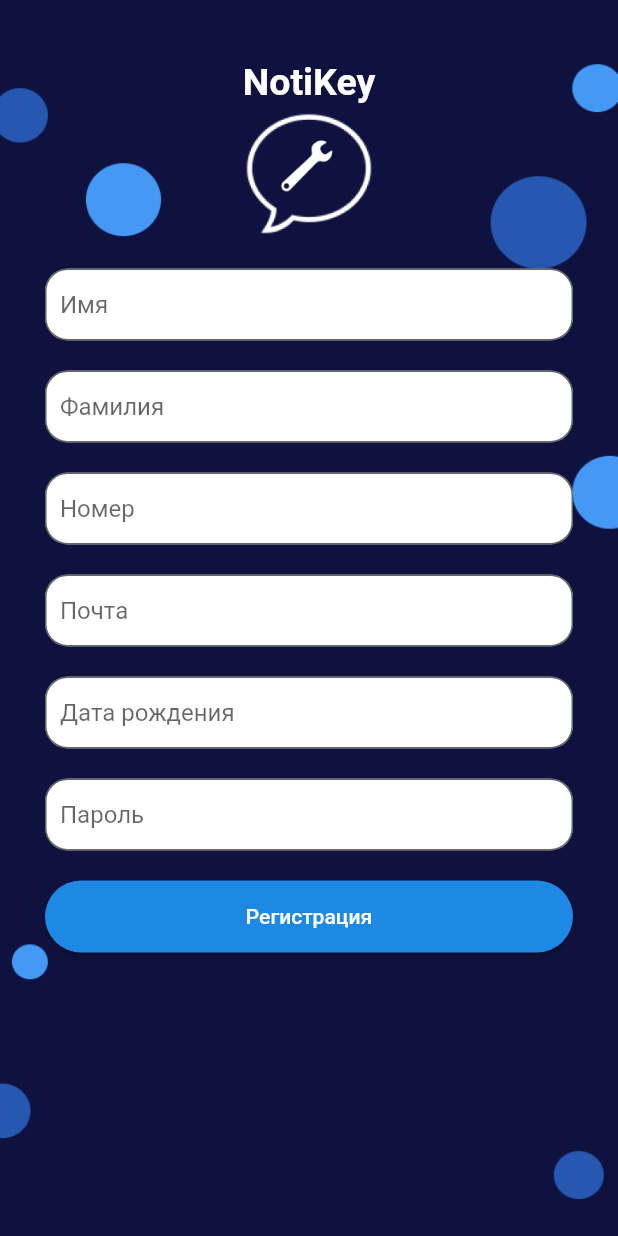
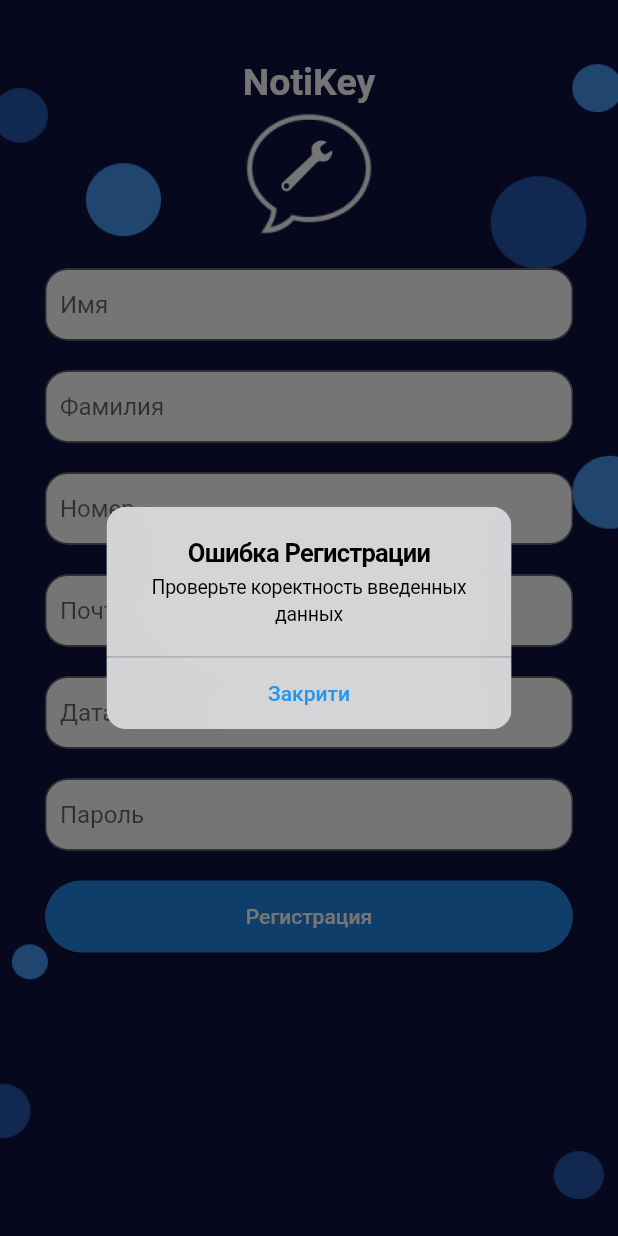
Before and after one commit to Arthurysh/NotiKey-Mobile, a Flutter app: the Registration screen opened directly, after a tap on "Регистрация", on a phone screen of 412 x 824 dp. Run offline on Flutter 3.47's test engine with Material 2 defaults, Android fonts, the phone set to English and light mode, and no system bars; our stand-ins replace flutter_slidable; missing offline and left inert: configurable_expansion_tile.

Commit message:
Created registration logic and fixed some bugs

```diff
--- a/lib/Services/connect_controller.dart
+++ b/lib/Services/connect_controller.dart
@@ -10,7 +10,10 @@ class ConnectController {
       var response = await http.post(
         url,
         body: jsonEncode(data),
-        headers: {"content-type": "application/json"},
+        headers: {
+          "content-type": "application/json",
+          "accept": "application/json"
+        },
       );
       print("Status: ${response.statusCode}");
       // print(response.body);
--- a/lib/main_menu.dart
+++ b/lib/main_menu.dart
@@ -25,6 +25,7 @@ class _MainMenu extends State<MainMenu> {
   _MainMenu(this.user);
   final DialogBox dialogBox = DialogBox();
   bool isOutFromAccount = false;
+  bool isUpdate = false;
 
   void updateUserData() async {
     ConnectController connect = ConnectController();
@@ -38,6 +39,10 @@ class _MainMenu extends State<MainMenu> {
       user.phone = response[0]['phone'];
       user.email = response[0]['email'];
       user.birthday = response[0]['birthday'];
+
+      setState(() {
+        isUpdate = !isUpdate;
+      });
     } else {
       dialogBox.showCupertinoDialog(
           context, "Ошибка обновления", "Произошла ошибка");
--- a/lib/registration.dart
+++ b/lib/registration.dart
@@ -1,7 +1,11 @@
 // ignore_for_file: use_key_in_widget_constructors
 
 import 'package:flutter/material.dart';
+import 'package:notikey/Entity/user.dart';
+import 'package:notikey/Services/connect_controller.dart';
 import 'package:notikey/UI/logo_block.dart';
+import 'package:notikey/UI/my_dialog_box.dart';
+import 'package:notikey/main_menu.dart';
 
 class Registration extends StatelessWidget {
   final TextEditingController nameController = TextEditingController();
@@ -11,14 +15,78 @@ class Registration extends StatelessWidget {
   final TextEditingController birthdayController = TextEditingController();
   final TextEditingController passwordController = TextEditingController();
 
-  getRegisterUserObj() {
-    // ignore: unused_local_variable
-    Map registerUserObj = {
-      'name': '',
-      'surname': '',
-      'phone': '',
-    };
-    if (nameController.text != '') {}
+  ConnectController connect = new ConnectController();
+  final DialogBox dialogBox = DialogBox();
+
+  getRegisterUserObj(context) async {
+    if (nameController.text.trim() != '' &&
+        surnameController.text.trim() != '' &&
+        phoneController.text.trim() != '' &&
+        birthdayController.text != '' &&
+        checkEmailField(emailController.text) &&
+        passwordController.text.trim() != '' &&
+        passwordController.text.length >= 8) {
+      Map registerUserObj = {
+        'name': nameController.text,
+        'surname': surnameController.text,
+        'phone': phoneController.text,
+        'birthday': birthdayController.text.split(".").reversed.join("-"),
+        'email': emailController.text,
+        'password': passwordController.text,
+        'password_confirmation': passwordController.text,
+        'user_role': 'User',
+      };
+
+      var response = await connect.startMethod(
+          "http://localhost:8000/api/Registration", registerUserObj);
+
+      if (response["errors"]["email"][0] !=
+          "The email has already been taken.") {
+        Map userAuthObj = {
+          'email': emailController.text,
+          'password': passwordController.text,
+        };
+
+        response = await connect.startMethod(
+            'http://localhost:8000/api/Login', userAuthObj);
+
+        if (response.keys.isNotEmpty) {
+          User user = User(
+            response["userId"],
+            response["user_role"],
+            response["name"],
+            response["surname"],
+            response["phone"],
+            response["email"],
+            response["birthday"],
+          );
+
+          nameController.text = '';
+          surnameController.text = '';
+          phoneController.text = '';
+          birthdayController.text = '';
+          emailController.text = '';
+          passwordController.text = '';
+          Navigator.push(
+              context,
+              MaterialPageRoute(
+                  builder: (context) => MainMenu(user),
+                  fullscreenDialog: true));
+        }
+      } else {
+        dialogBox.showCupertinoDialog(
+            context, "Ошибка Регистрации", "Такой почта уже занята");
+      }
+    } else {
+      dialogBox.showCupertinoDialog(context, "Ошибка Регистрации",
+          "Проверьте коректность введенных данных");
+    }
+  }
+
+  bool checkEmailField(value) {
+    return RegExp(
+            r"^[a-zA-Z0-9.a-zA-Z0-9.!#$%&'*+-/=?^_`{|}~]+@[a-zA-Z0-9]+\.[a-zA-Z]+")
+        .hasMatch(value);
   }
 
   @override
@@ -85,7 +153,7 @@ class Registration extends StatelessWidget {
                       fillColor: Colors.white,
                       contentPadding: EdgeInsets.fromLTRB(10, 0, 10, 0),
                     ),
-                    controller: surnameController,
+                    controller: phoneController,
                   ),
                 ),
                 Padding(
@@ -146,7 +214,9 @@ class Registration extends StatelessWidget {
                       ),
                     ),
                   ),
-                  onPressed: () {},
+                  onPressed: () {
+                    getRegisterUserObj(context);
+                  },
                   child: const Text('Регистрация'),
                 ),
               ],
```
